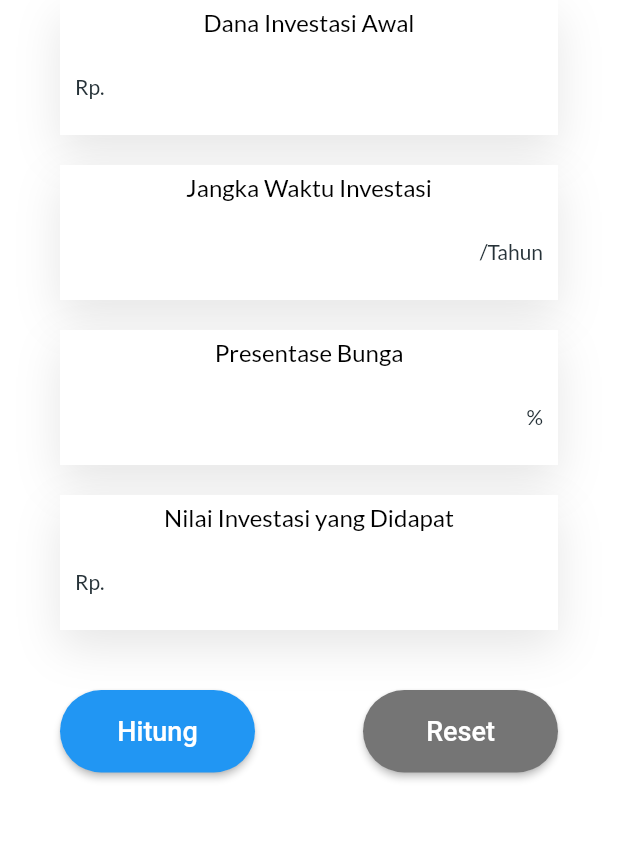
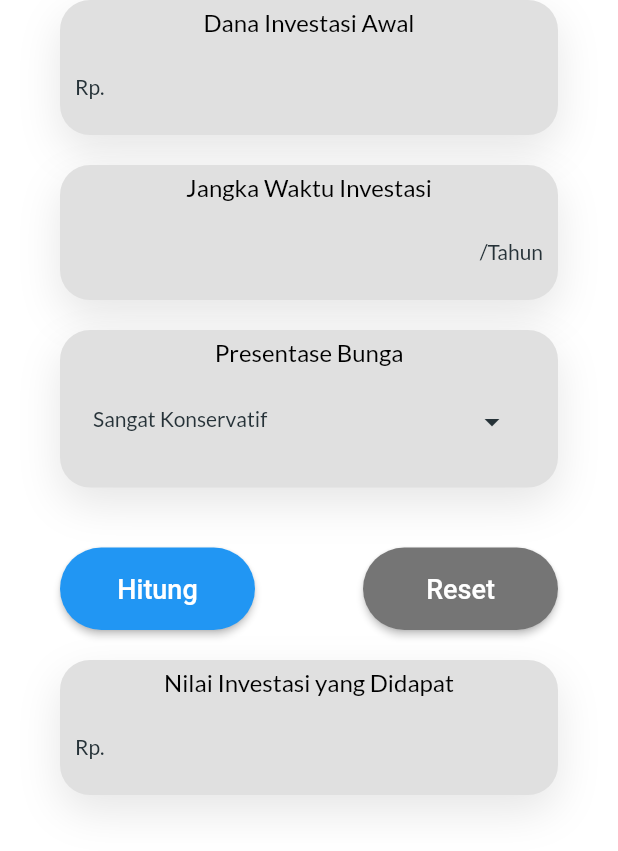
Before and after one commit to rizkycandra0426/investasi_app, a Flutter app: the TargetInvestasiView screen opened directly, after a tap on "Hitung", on a phone screen of 412 x 824 dp. Shown: the top 851 px of the screen. Run offline on Flutter 3.47's test engine with Material 3 defaults, Android fonts, the light colour scheme and no system bars; our stand-ins replace cached_network_image, carousel_slider, dio, file_picker, flutter_animate, flutter_image_compress and 12 more; missing offline and left inert: faker_dart; accounts and stored records are empty; network calls fail.

Commit message:
investasi

```diff
--- a/lib/module/investasi/bulanan_investasi/controller/bulanan_investasi_controller.dart
+++ b/lib/module/investasi/bulanan_investasi/controller/bulanan_investasi_controller.dart
@@ -17,4 +17,6 @@
 
   @override
   Widget build(BuildContext context) => widget.build(context, this);
+
+  bool isBulanan = true;
 }
--- a/lib/module/investasi/lumpsum_investasi/controller/lumpsum_investasi_controller.dart
+++ b/lib/module/investasi/lumpsum_investasi/controller/lumpsum_investasi_controller.dart
@@ -19,4 +19,6 @@
 
   @override
   Widget build(BuildContext context) => widget.build(context, this);
+
+  bool isLumpsum = true;
 }
--- a/lib/module/investasi/lumpsum_investasi/view/lumpsum_investasi_view.dart
+++ b/lib/module/investasi/lumpsum_investasi/view/lumpsum_investasi_view.dart
@@ -21,7 +21,8 @@
                 height: 90,
                 width: MediaQuery.of(context).size.width,
                 decoration: BoxDecoration(
-                  color: Colors.white,
+                  color: Colors.grey[300],
+                  borderRadius: BorderRadius.circular(20),
                   boxShadow: [
                     BoxShadow(
                       color: Color(0x19000000),
@@ -52,7 +53,7 @@
                             textAlign: TextAlign.center,
                             showCursor: true,
                             cursorColor: Colors.transparent,
-                            style: TextStyle(color: Colors.black, fontSize: 14),
+                            style: TextStyle(color: Colors.black, fontSize: 15),
                             decoration: InputDecoration(
                               filled: true,
                               fillColor: Colors.transparent,
@@ -70,7 +71,8 @@
                 height: 90,
                 width: MediaQuery.of(context).size.width,
                 decoration: BoxDecoration(
-                  color: Colors.white,
+                  color: Colors.grey[300],
+                  borderRadius: BorderRadius.circular(20),
                   boxShadow: [
                     BoxShadow(
                       color: Color(0x19000000),
@@ -96,7 +98,7 @@
                             textAlign: TextAlign.center,
                             showCursor: true,
                             cursorColor: Colors.transparent,
-                            style: TextStyle(color: Colors.black, fontSize: 14),
+                            style: TextStyle(color: Colors.black, fontSize: 15),
                             decoration: InputDecoration(
                               filled: true,
                               fillColor: Colors.transparent,
@@ -119,10 +121,11 @@
               SizedBox(height: 20),
               Container(
                 padding: EdgeInsets.only(top: 5, left: 10, right: 10),
-                height: 90,
+                height: 105,
                 width: MediaQuery.of(context).size.width,
                 decoration: BoxDecoration(
-                  color: Colors.white,
+                  color: Colors.grey[300],
+                  borderRadius: BorderRadius.circular(20),
                   boxShadow: [
                     BoxShadow(
                       color: Color(0x19000000),
@@ -135,82 +138,39 @@
                   children: [
                     Text(
                       "Presentase Bunga",
-                      style: TextStyle(
-                        fontSize: 16,
-                        color: Colors.black,
-                      ),
+                      style: TextStyle(fontSize: 16, color: Colors.black),
                     ),
                     SizedBox(height: 5),
-                    Row(
-                      children: [
-                        Expanded(
-                          child: TextField(
-                            textAlign: TextAlign.center,
-                            showCursor: true,
-                            cursorColor: Colors.transparent,
-                            style: TextStyle(color: Colors.black, fontSize: 14),
-                            decoration: InputDecoration(
-                              filled: true,
-                              fillColor: Colors.transparent,
-                            ),
-                          ),
-                        ),
-                        SizedBox(width: 5),
-                        Text(
-                          "%",
-                          style: TextStyle(fontSize: 14),
-                        ),
+                    QDropdownField(
+                      label: "",
+                      validator: Validator.required,
+                      items: [
+                        {
+                          "label": "Sangat Konservatif",
+                          "value": "Sangat Konservatif",
+                        },
+                        {
+                          "label": "Konservatif",
+                          "value": "Konserfativ",
+                        },
+                        {
+                          "label": "Moderat",
+                          "value": "Moderat",
+                        },
+                        {
+                          "label": "Agresif",
+                          "value": "Agresif",
+                        }
                       ],
-                    )
-                  ],
-                ),
-              ),
-              SizedBox(height: 20),
-              Container(
-                padding: EdgeInsets.only(top: 5, left: 10, right: 10),
-                height: 90,
-                width: MediaQuery.of(context).size.width,
-                decoration: BoxDecoration(
-                  color: Colors.white,
-                  boxShadow: [
-                    BoxShadow(
-                      color: Color(0x19000000),
-                      blurRadius: 24,
-                      offset: Offset(0, 11),
+                      value: "Sangat Konservatif",
+                      onChanged: (value, label) {
+                        controller.isLumpsum =
+                            value == "Konserfatif,Moderat,Agresif"
+                                ? false
+                                : true;
+                        controller.setState(() {});
+                      },
                     ),
-                  ],
-                ),
-                child: Column(
-                  children: [
-                    Text(
-                      "Nilai Investasi yang Didapat",
-                      style: TextStyle(
-                        fontSize: 16,
-                        color: Colors.black,
-                      ),
-                    ),
-                    SizedBox(height: 5),
-                    Row(
-                      children: [
-                        Text(
-                          "Rp.",
-                          style: TextStyle(fontSize: 14),
-                        ),
-                        SizedBox(width: 5),
-                        Expanded(
-                          child: TextField(
-                            textAlign: TextAlign.center,
-                            showCursor: true,
-                            cursorColor: Colors.transparent,
-                            style: TextStyle(color: Colors.black, fontSize: 14),
-                            decoration: InputDecoration(
-                              filled: true,
-                              fillColor: Colors.transparent,
-                            ),
-                          ),
-                        ),
-                      ],
-                    )
                   ],
                 ),
               ),
@@ -260,6 +220,56 @@
                   ),
                 ],
               ),
+              SizedBox(height: 20),
+              Container(
+                padding: EdgeInsets.only(top: 5, left: 10, right: 10),
+                height: 90,
+                width: MediaQuery.of(context).size.width,
+                decoration: BoxDecoration(
+                  color: Colors.grey[300],
+                  borderRadius: BorderRadius.circular(20),
+                  boxShadow: [
+                    BoxShadow(
+                      color: Color(0x19000000),
+                      blurRadius: 24,
+                      offset: Offset(0, 11),
+                    ),
+                  ],
+                ),
+                child: Column(
+                  children: [
+                    Text(
+                      "Nilai Investasi yang Didapat",
+                      style: TextStyle(
+                        fontSize: 16,
+                        color: Colors.black,
+                      ),
+                    ),
+                    SizedBox(height: 5),
+                    Row(
+                      children: [
+                        Text(
+                          "Rp.",
+                          style: TextStyle(fontSize: 14),
+                        ),
+                        SizedBox(width: 5),
+                        Expanded(
+                          child: TextField(
+                            textAlign: TextAlign.center,
+                            showCursor: true,
+                            cursorColor: Colors.transparent,
+                            style: TextStyle(color: Colors.black, fontSize: 15),
+                            decoration: InputDecoration(
+                              filled: true,
+                              fillColor: Colors.transparent,
+                            ),
+                          ),
+                        ),
+                      ],
+                    )
+                  ],
+                ),
+              ),
             ],
           ),
         ),
--- a/lib/module/investasi/pinjaman/controller/pinjaman_controller.dart
+++ b/lib/module/investasi/pinjaman/controller/pinjaman_controller.dart
@@ -17,4 +17,6 @@
 
   @override
   Widget build(BuildContext context) => widget.build(context, this);
+
+  bool isPinjaman = true;
 }
--- a/lib/module/investasi/target_investasi/controller/target_investasi_controller.dart
+++ b/lib/module/investasi/target_investasi/controller/target_investasi_controller.dart
@@ -17,4 +17,6 @@
 
   @override
   Widget build(BuildContext context) => widget.build(context, this);
+
+  bool isTarget = true;
 }
--- a/lib/module/investasi/target_investasi/view/target_investasi_view.dart
+++ b/lib/module/investasi/target_investasi/view/target_investasi_view.dart
@@ -21,7 +21,8 @@
                 height: 90,
                 width: MediaQuery.of(context).size.width,
                 decoration: BoxDecoration(
-                  color: Colors.white,
+                  color: Colors.grey[300],
+                  borderRadius: BorderRadius.circular(20),
                   boxShadow: [
                     BoxShadow(
                       color: Color(0x19000000),
@@ -33,7 +34,7 @@
                 child: Column(
                   children: [
                     Text(
-                      "Target Investasi",
+                      "Dana Investasi Awal",
                       style: TextStyle(
                         fontSize: 16,
                         color: Colors.black,
@@ -52,7 +53,7 @@
                             textAlign: TextAlign.center,
                             showCursor: true,
                             cursorColor: Colors.transparent,
-                            style: TextStyle(color: Colors.black, fontSize: 14),
+                            style: TextStyle(color: Colors.black, fontSize: 15),
                             decoration: InputDecoration(
                               filled: true,
                               fillColor: Colors.transparent,
@@ -70,7 +71,8 @@
                 height: 90,
                 width: MediaQuery.of(context).size.width,
                 decoration: BoxDecoration(
-                  color: Colors.white,
+                  color: Colors.grey[300],
+                  borderRadius: BorderRadius.circular(20),
                   boxShadow: [
                     BoxShadow(
                       color: Color(0x19000000),
@@ -96,7 +98,7 @@
                             textAlign: TextAlign.center,
                             showCursor: true,
                             cursorColor: Colors.transparent,
-                            style: TextStyle(color: Colors.black, fontSize: 14),
+                            style: TextStyle(color: Colors.black, fontSize: 15),
                             decoration: InputDecoration(
                               filled: true,
                               fillColor: Colors.transparent,
@@ -119,10 +121,11 @@
               SizedBox(height: 20),
               Container(
                 padding: EdgeInsets.only(top: 5, left: 10, right: 10),
-                height: 90,
+                height: 105,
                 width: MediaQuery.of(context).size.width,
                 decoration: BoxDecoration(
-                  color: Colors.white,
+                  color: Colors.grey[300],
+                  borderRadius: BorderRadius.circular(20),
                   boxShadow: [
                     BoxShadow(
                       color: Color(0x19000000),
@@ -135,88 +138,45 @@
                   children: [
                     Text(
                       "Presentase Bunga",
-                      style: TextStyle(
-                        fontSize: 16,
-                        color: Colors.black,
-                      ),
+                      style: TextStyle(fontSize: 16, color: Colors.black),
                     ),
                     SizedBox(height: 5),
-                    Row(
-                      children: [
-                        Expanded(
-                          child: TextField(
-                            textAlign: TextAlign.center,
-                            showCursor: true,
-                            cursorColor: Colors.transparent,
-                            style: TextStyle(color: Colors.black, fontSize: 14),
-                            decoration: InputDecoration(
-                              filled: true,
-                              fillColor: Colors.transparent,
-                            ),
-                          ),
-                        ),
-                        SizedBox(width: 5),
-                        Text(
-                          "%",
-                          style: TextStyle(fontSize: 14),
-                        ),
+                    QDropdownField(
+                      label: "",
+                      validator: Validator.required,
+                      items: [
+                        {
+                          "label": "Sangat Konservatif",
+                          "value": "Sangat Konservatif",
+                        },
+                        {
+                          "label": "Konservatif",
+                          "value": "Konserfativ",
+                        },
+                        {
+                          "label": "Moderat",
+                          "value": "Moderat",
+                        },
+                        {
+                          "label": "Agresif",
+                          "value": "Agresif",
+                        }
                       ],
-                    )
-                  ],
-                ),
-              ),
-              SizedBox(height: 20),
-              Container(
-                padding: EdgeInsets.only(top: 5, left: 10, right: 10),
-                height: 90,
-                width: MediaQuery.of(context).size.width,
-                decoration: BoxDecoration(
-                  color: Colors.white,
-                  boxShadow: [
-                    BoxShadow(
-                      color: Color(0x19000000),
-                      blurRadius: 24,
-                      offset: Offset(0, 11),
+                      value: "Sangat Konservatif",
+                      onChanged: (value, label) {
+                        controller.isTarget =
+                            value == "Konserfatif,Moderat,Agresif"
+                                ? false
+                                : true;
+                        controller.setState(() {});
+                      },
                     ),
-                  ],
-                ),
-                child: Column(
-                  children: [
-                    Text(
-                      "Perkiraan Dana Investasi/Bulan",
-                      style: TextStyle(
-                        fontSize: 16,
-                        color: Colors.black,
-                      ),
-                    ),
-                    SizedBox(height: 5),
-                    Row(
-                      children: [
-                        Text(
-                          "Rp.",
-                          style: TextStyle(fontSize: 14),
-                        ),
-                        SizedBox(width: 5),
-                        Expanded(
-                          child: TextField(
-                            textAlign: TextAlign.center,
-                            showCursor: true,
-                            cursorColor: Colors.transparent,
-                            style: TextStyle(color: Colors.black, fontSize: 14),
-                            decoration: InputDecoration(
-                              filled: true,
-                              fillColor: Colors.transparent,
-                            ),
-                          ),
-                        ),
-                      ],
-                    )
                   ],
                 ),
               ),
               SizedBox(height: 40),
               Row(
-                mainAxisAlignment: MainAxisAlignment.spaceEvenly,
+                mainAxisAlignment: MainAxisAlignment.spaceBetween,
                 children: [
                   Container(
                     height: 55,
@@ -260,6 +220,56 @@
                   ),
                 ],
               ),
+              SizedBox(height: 20),
+              Container(
+                padding: EdgeInsets.only(top: 5, left: 10, right: 10),
+                height: 90,
+                width: MediaQuery.of(context).size.width,
+                decoration: BoxDecoration(
+                  color: Colors.grey[300],
+                  borderRadius: BorderRadius.circular(20),
+                  boxShadow: [
+                    BoxShadow(
+                      color: Color(0x19000000),
+                      blurRadius: 24,
+                      offset: Offset(0, 11),
+                    ),
+                  ],
+                ),
+                child: Column(
+                  children: [
+                    Text(
+                      "Perkiraan Dana Investasi/Bulan",
+                      style: TextStyle(
+                        fontSize: 16,
+                        color: Colors.black,
+                      ),
+                    ),
+                    SizedBox(height: 5),
+                    Row(
+                      children: [
+                        Text(
+                          "Rp.",
+                          style: TextStyle(fontSize: 14),
+                        ),
+                        SizedBox(width: 5),
+                        Expanded(
+                          child: TextField(
+                            textAlign: TextAlign.center,
+                            showCursor: true,
+                            cursorColor: Colors.transparent,
+                            style: TextStyle(color: Colors.black, fontSize: 15),
+                            decoration: InputDecoration(
+                              filled: true,
+                              fillColor: Colors.transparent,
+                            ),
+                          ),
+                        ),
+                      ],
+                    )
+                  ],
+                ),
+              ),
             ],
           ),
         ),
--- a/lib/module/profile/view/profile_view.dart
+++ b/lib/module/profile/view/profile_view.dart
@@ -208,7 +208,7 @@
                                   width: 10,
                                 ),
                                 Text(
-                                  "Berita",
+                                  "About Us",
                                   style: TextStyle(fontSize: 18.0),
                                 ),
                               ],
@@ -238,7 +238,7 @@
                               mainAxisAlignment: MainAxisAlignment.spaceAround,
                               children: [
                                 Text(
-                                  "Berita",
+                                  "Logout",
                                   style: TextStyle(fontSize: 18.0),
                                 ),
                                 SizedBox(
--- a/lib/module/transaksi_keuangan/view/transaksi_keuangan_view.dart
+++ b/lib/module/transaksi_keuangan/view/transaksi_keuangan_view.dart
@@ -225,7 +225,7 @@
                             "Delete",
                             style: TextStyle(
                               fontSize: 18,
-                              color: Colors.white,
+                              color: Colors.grey[300],
                             ),
                           ),
                         ),
--- a/lib/service/base_service.dart
+++ b/lib/service/base_service.dart
@@ -2,7 +2,7 @@
 import 'package:hyper_ui/model/kategori_pemasukan_response.dart';
 
 class BaseService<T> {
-  String baseUrl = "http://172.20.10.2:8000/api";
+  String baseUrl = "http://192.168.0.131:8000/api";
   String endpoint = "kategori_pemasukans";
 
   Future<T> get() async {
```
Also changed, not shown: lib/module/investasi/bulanan_investasi/view/bulanan_investasi_view.dart (+90 -80 lines), lib/module/investasi/pinjaman/view/pinjaman_view.dart (+82 -132 lines).
